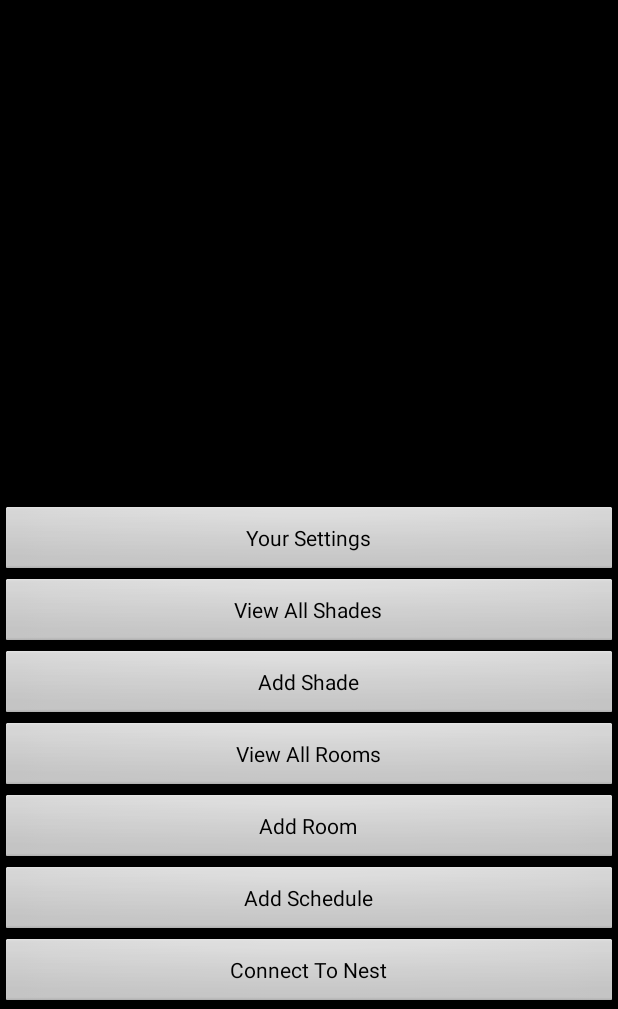
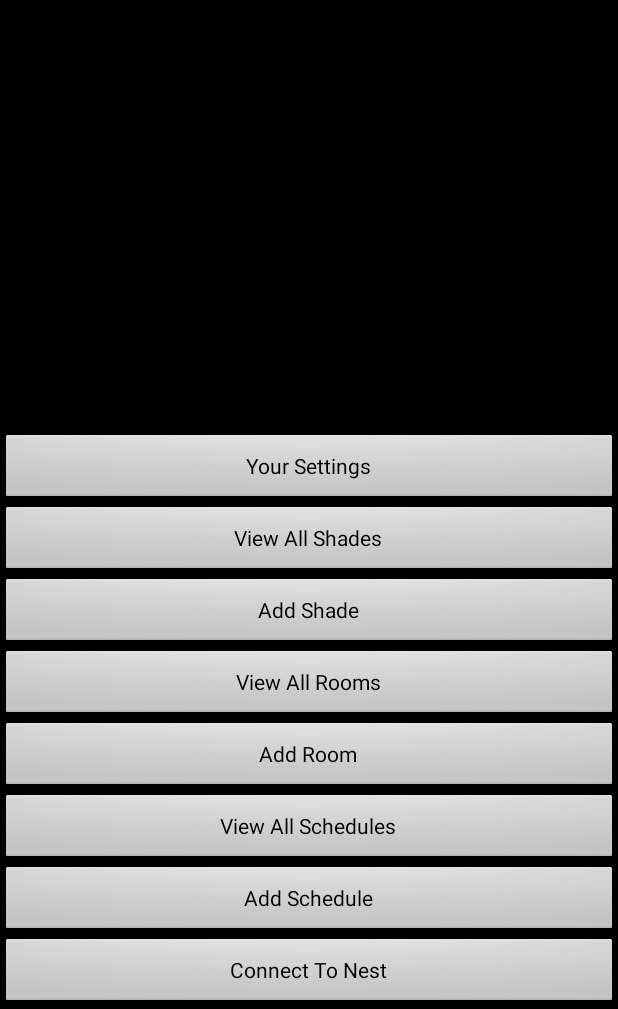
Before and after one commit to zwindoloski/CanopyApp2, an Android app: the layout main.xml on its own in the app's theme, with its tools: preview values and no code run, on a phone screen of 412 x 824 dp, the part 227-1236 px from its top. Run offline under Robolectric (Android 15) with nearby library versions, the phone set to English and light mode, and no system bars.

Commit message:
Schedule Start times save with day; add schedule list view

```diff
--- a/app/src/main/AndroidManifest.xml
+++ b/app/src/main/AndroidManifest.xml
@@ -14,6 +14,10 @@
             </intent-filter>
         </activity>
         <activity android:name="ShadeListActivity"
+            android:configChanges="orientation|keyboardHidden"/>
+        <activity android:name="ScheduleActivity"
+            android:configChanges="orientation"/>
+        <activity android:name="ScheduleListActivity"
             android:configChanges="orientation|keyboardHidden"/>
         <activity android:name="ShadeActivity"
             android:configChanges="orientation|keyboardHidden"/>
--- a/app/src/main/java/com/example/greengiant/canopy2/CreateHomeScheduleActivity.java
+++ b/app/src/main/java/com/example/greengiant/canopy2/CreateHomeScheduleActivity.java
@@ -46,12 +46,13 @@ public class CreateHomeScheduleActivity extends Activity {
                     t.show();
                 } else {
                     schedule = new Schedule();
+                    int dayNumber  = daySpinner.getSelectedItemPosition();
                     schedule.setDay(daySpinner.getSelectedItem().toString());
                     schedule.setStatus(shadeStatusSpinner.getSelectedItem().toString());
                     schedule.setItem_type("User");
                     schedule.setItem_id("10");
                     schedule.setName(scheduleName);
-                    schedule.setStart_time(String.format("%02d%02d", timePicker.getHour(), timePicker.getMinute()));
+                    schedule.setStart_time(dayNumber+String.format("%02d%02d", timePicker.getHour(), timePicker.getMinute()));
                     new CreateScheduleTask().execute();
                 }
 
--- a/app/src/main/java/com/example/greengiant/canopy2/CreateRoomScheduleActivity.java
+++ b/app/src/main/java/com/example/greengiant/canopy2/CreateRoomScheduleActivity.java
@@ -50,12 +50,13 @@ public class CreateRoomScheduleActivity extends Activity {
                     t.show();
                 } else {
                     schedule = new Schedule();
+                    int dayNumber  = daySpinner.getSelectedItemPosition();
                     schedule.setDay(daySpinner.getSelectedItem().toString());
                     schedule.setStatus(shadeStatusSpinner.getSelectedItem().toString());
                     schedule.setItem_type("Room");
                     schedule.setName(scheduleName);
                     schedule.setItem_id(roomArrayAdapter.getItem(roomSpinner.getSelectedItemPosition()).getId());
-                    schedule.setStart_time(String.format("%02d%02d", timePicker.getHour(), timePicker.getMinute()));
+                    schedule.setStart_time(String.format(dayNumber+"%02d%02d", timePicker.getHour(), timePicker.getMinute()));
                     new CreateScheduleTask().execute();
                 }
 
--- a/app/src/main/java/com/example/greengiant/canopy2/CreateShadeScheduleActivity.java
+++ b/app/src/main/java/com/example/greengiant/canopy2/CreateShadeScheduleActivity.java
@@ -51,12 +51,13 @@ public class CreateShadeScheduleActivity extends Activity {
                     t.show();
                 } else {
                     schedule = new Schedule();
+                    int dayNumber  = daySpinner.getSelectedItemPosition();
                     schedule.setDay(daySpinner.getSelectedItem().toString());
                     schedule.setStatus(shadeStatusSpinner.getSelectedItem().toString());
                     schedule.setItem_type("Shade");
                     schedule.setName(scheduleName);
                     schedule.setItem_id(shadeArrayAdapter.getItem(shadeSpinner.getSelectedItemPosition()).getId());
-                    schedule.setStart_time(String.format("%02d%02d", timePicker.getHour(), timePicker.getMinute()));
+                    schedule.setStart_time(String.format(dayNumber+"%02d%02d", timePicker.getHour(), timePicker.getMinute()));
                     new CreateScheduleTask().execute();
                 }
 
--- a/app/src/main/java/com/example/greengiant/canopy2/RoomListActivity.java
+++ b/app/src/main/java/com/example/greengiant/canopy2/RoomListActivity.java
@@ -17,7 +17,6 @@ import java.util.ArrayList;
 public class RoomListActivity extends ListActivity {
     private ArrayList<Room> items = null;
     private ArrayList<String> labels = null;
-    private int currentPosition = 0;
     private ArrayAdapter<String> arrayAdapter = null;
 
     @Override
--- a/app/src/main/res/layout/main.xml
+++ b/app/src/main/res/layout/main.xml
@@ -53,6 +53,12 @@
             android:text="@string/add_room"/>
 
         <Button
+            android:id="@+id/list_schedule_bttn"
+            android:layout_width="fill_parent"
+            android:layout_height="wrap_content"
+            android:text="@string/view_schedules"/>
+
+        <Button
             android:id="@+id/add_schedule_bttn"
             android:layout_width="fill_parent"
             android:layout_height="wrap_content"
--- a/app/src/main/res/values/strings.xml
+++ b/app/src/main/res/values/strings.xml
@@ -32,6 +32,8 @@
     <string name="home">Home</string>
     <string name="connect_nest_account">Connect To Nest</string>
     <string name="select_thermostat">Select Thermostat</string>
+    <string name="view_schedules">View All Schedules</string>
+    <string name="update">Update</string>
 
     <string-array name="shade_positions">
         <item>Open</item>
```
Also changed, not shown: app/src/main/java/com/example/greengiant/canopy2/DynamoDBManager.java (+22 -1 lines), app/src/main/java/com/example/greengiant/canopy2/MainActivity.java (+14 -1 lines).
